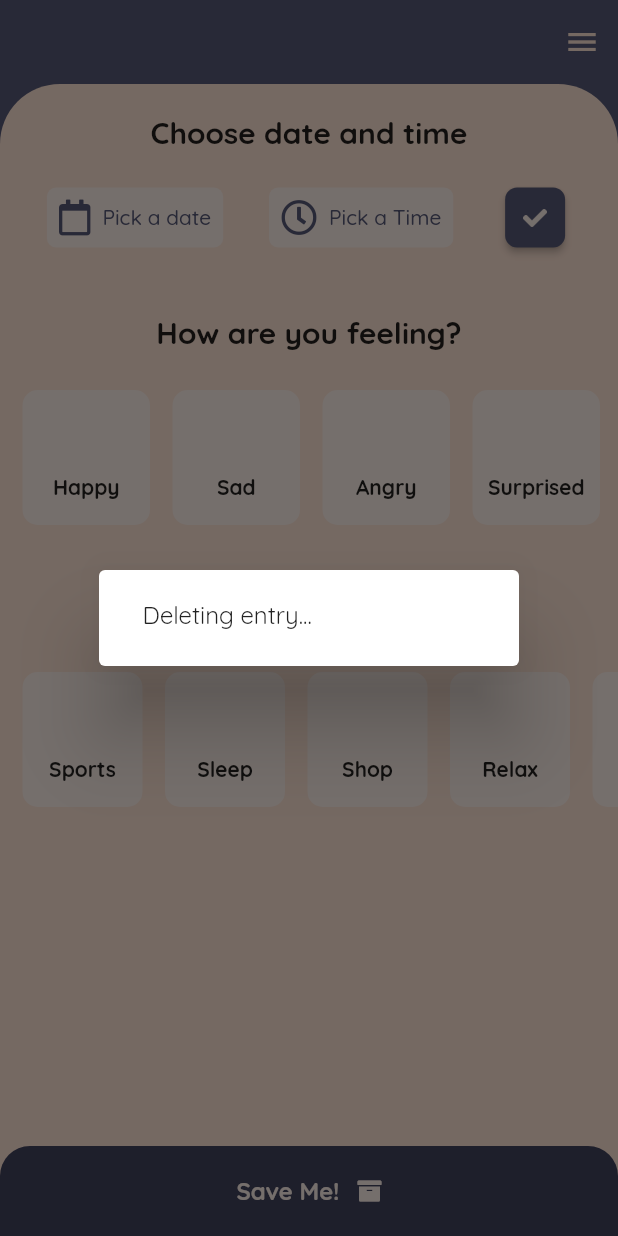
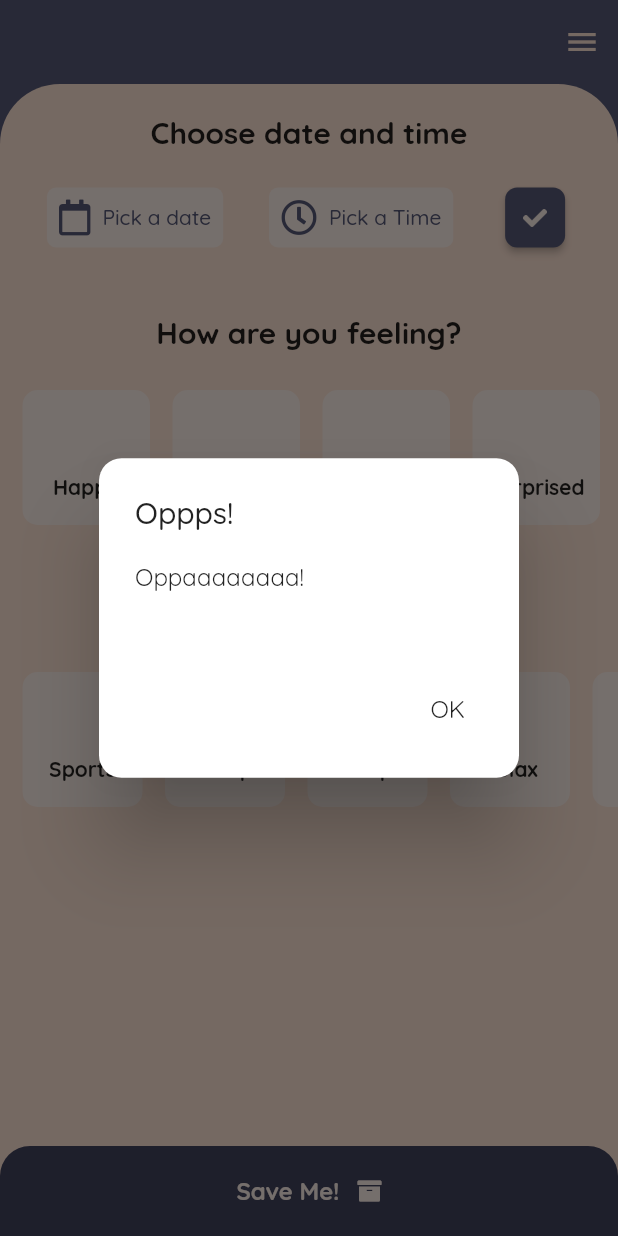
Before and after one commit to renankanu/app_humor_diary, a Flutter app: the screen it shows after launch, after a tap on "Save Me!", on a phone screen of 412 x 824 dp. Run offline on Flutter 3.47's test engine with Material 2 defaults, Android fonts, the phone set to English and light mode, and no system bars; our stand-ins replace charts_flutter, font_awesome_flutter, sqflite; accounts and stored records are empty.

Commit message:
Feature - add modal alert

```diff
--- a/lib/screen/home/home_screen.dart
+++ b/lib/screen/home/home_screen.dart
@@ -9,17 +9,30 @@ import 'package:flutter/material.dart';
 import 'package:font_awesome_flutter/font_awesome_flutter.dart';
 import 'package:provider/provider.dart';
 
-showLoaderDialog(BuildContext context) {
+showLoaderDialog(BuildContext context, String message) {
   AlertDialog alert = AlertDialog(
-    content: new Row(
-      children: [
-        Container(
-            margin: EdgeInsets.only(left: 5), child: Text("Deleting entry...")),
-      ],
+    shape: RoundedRectangleBorder(
+        borderRadius: BorderRadius.all(Radius.circular(15))),
+    title: Text('Oppps!'),
+    content: Container(
+      height: 120,
+      child: Stack(
+        children: <Widget>[
+          Text(message),
+          Positioned(
+            bottom: 12,
+            right: 12,
+            child: GestureDetector(
+                onTap: () {
+                  Navigator.pop(context);
+                },
+                child: Text('OK')),
+          )
+        ],
+      ),
     ),
   );
   showDialog(
-    barrierDismissible: false,
     context: context,
     builder: (BuildContext context) {
       return alert;
@@ -327,7 +340,7 @@ class _HomeScreenState extends State<HomeScreen> {
                             Navigator.of(context).pushNamed('/my_humor'),
                           }
                         else
-                          {showLoaderDialog(context)}
+                          {showLoaderDialog(context, 'Oppaaaaaaaa!')}
                       },
                       child: Center(
                         child: Row(
```
